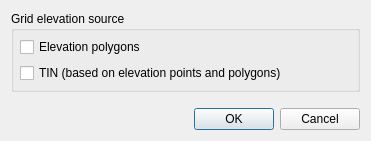
Before: the Qt Designer form flo2d/ui/grid_elevation.ui in FLO-2DSoftware/qgis-flo-2d-plugin, drawn with Qt 5.
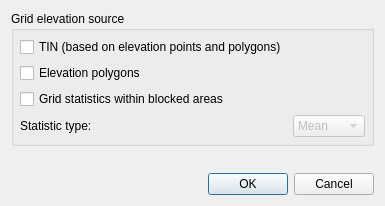
After: the same form once the commit is applied.

Commit message: Done #361 Fixed some import issues. Moved Grid Tools to the dock. Few bug fixes.

Diff of the .ui file:
```diff
--- a/flo2d/ui/grid_elevation.ui
+++ b/flo2d/ui/grid_elevation.ui
@@ -6,8 +6,8 @@
    <rect>
     <x>0</x>
     <y>0</y>
-    <width>371</width>
-    <height>141</height>
+    <width>385</width>
+    <height>206</height>
    </rect>
   </property>
   <property name="sizePolicy">
@@ -25,22 +25,67 @@
      <property name="title">
       <string>Grid elevation source</string>
      </property>
-     <layout class="QVBoxLayout" name="verticalLayout">
+     <layout class="QGridLayout" name="gridLayout_2">
       <property name="margin">
        <number>6</number>
       </property>
-      <item>
+      <item row="4" column="0">
+       <widget class="QCheckBox" name="elev_arf_chbox">
+        <property name="text">
+         <string>Grid statistics within blocked areas</string>
+        </property>
+        <property name="checked">
+         <bool>false</bool>
+        </property>
+       </widget>
+      </item>
+      <item row="5" column="1">
+       <widget class="QComboBox" name="stats_cbx">
+        <property name="enabled">
+         <bool>false</bool>
+        </property>
+        <item>
+         <property name="text">
+          <string>Mean</string>
+         </property>
+        </item>
+        <item>
+         <property name="text">
+          <string>Max</string>
+         </property>
+        </item>
+        <item>
+         <property name="text">
+          <string>Min</string>
+         </property>
+        </item>
+       </widget>
+      </item>
+      <item row="2" column="0">
        <widget class="QCheckBox" name="elev_polygons_chbox">
         <property name="text">
          <string>Elevation polygons</string>
         </property>
+        <property name="checked">
+         <bool>false</bool>
+        </property>
        </widget>
       </item>
-      <item>
+      <item row="5" column="0">
+       <widget class="QLabel" name="label">
+        <property name="text">
+         <string>Statistic type:</string>
+        </property>
+       </widget>
+      </item>
+      <item row="1" column="0">
        <widget class="QCheckBox" name="elev_tin_chbox">
         <property name="text">
          <string>TIN (based on elevation points and polygons)</string>
         </property>
+        <property name="checked">
+         <bool>false</bool>
+        </property>
        </widget>
       </item>
      </layout>
```
The commit also changes 10 other files.
